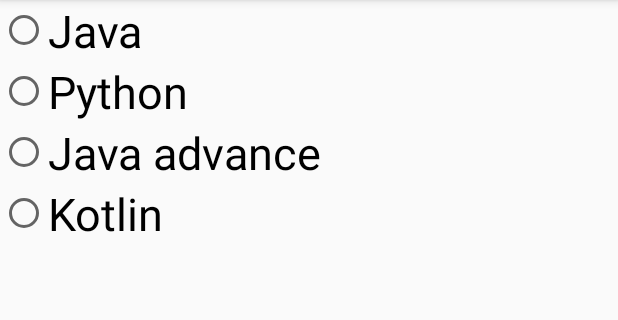
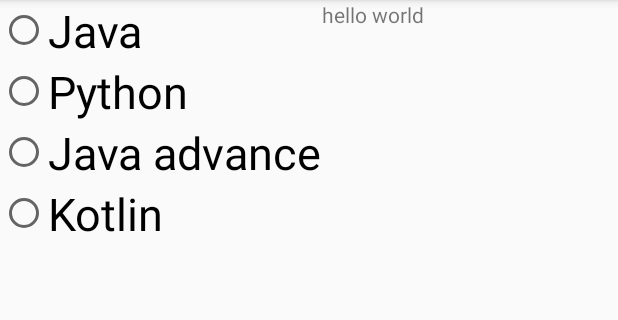
Before and after one commit to omptech/apprepo, an Android app: the screen it shows after launch (MainActivity), on a phone screen of 412 x 824 dp, the part 84-404 px from its top. Run offline under Robolectric (Android 15) with nearby library versions, the phone set to English and light mode, and no system bars.

Commit message:
hello omyser

```diff
--- a/app/src/main/res/layout/activity_main.xml
+++ b/app/src/main/res/layout/activity_main.xml
@@ -40,4 +40,11 @@
             android:textSize="30sp"/>
     </RadioGroup>
 
+    <TextView
+        android:id="@+id/textView"
+        android:layout_width="wrap_content"
+        android:layout_height="wrap_content"
+        android:layout_weight="1"
+        android:text="hello world"></TextView>
+
 </LinearLayout>
```
